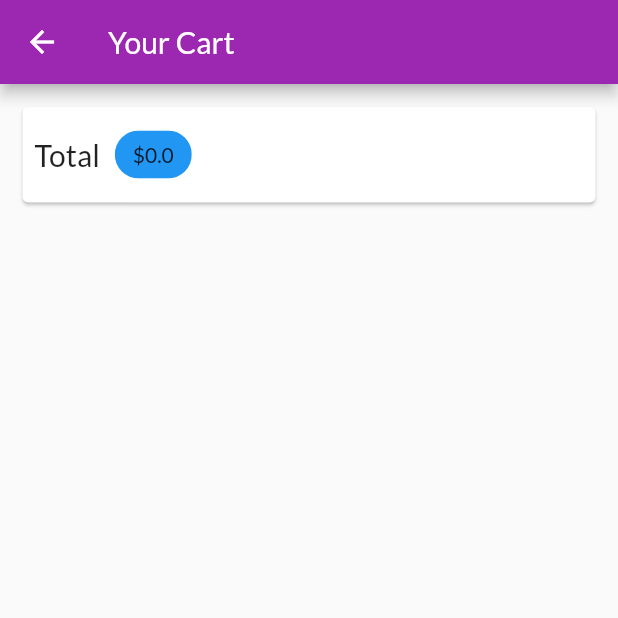
After one commit to Wolfram-180/shop_app, a Flutter app: the CartScreen screen opened by its route, on a phone screen of 412 x 824 dp, the top half of it. The commit adds this screen. Run offline on Flutter 3.47's test engine with Material 2 defaults, Android fonts, the phone set to English and light mode, and no system bars; network calls fail.

Commit message:
cart screen added

```diff
--- a/lib/main.dart
+++ b/lib/main.dart
@@ -3,6 +3,7 @@ import 'package:provider/provider.dart';
 import 'package:shop_app/providers/cart.dart';
 import 'package:shop_app/providers/products.dart';
 
+import 'screens/cart_screen.dart';
 import 'screens/product_detail_screen.dart';
 import 'screens/products_overview_screen.dart';
 
@@ -32,6 +33,7 @@ class MyApp extends StatelessWidget {
         home: ProductsOverviewScreen(),
         routes: {
           ProductDetailScreen.routeName: (ctx) => ProductDetailScreen(),
+          CartScreen.routeName: (ctx) => CartScreen(),
         },
       ),
     );
--- a/lib/providers/cart.dart
+++ b/lib/providers/cart.dart
@@ -23,6 +23,14 @@ class Cart with ChangeNotifier {
 
   int get itemCount {
     return _items.length;
+  }
+
+  double get totalAmount {
+    var total = 0.0;
+    _items.forEach((key, cartItem) {
+      total += cartItem.price * cartItem.quantity;
+    });
+    return total;
   }
 
   void addItem(
--- /dev/null
+++ b/lib/screens/cart_screen.dart
@@ -0,0 +1,40 @@
+import 'package:flutter/material.dart';
+import 'package:provider/provider.dart';
+
+import '../providers/cart.dart';
+
+class CartScreen extends StatelessWidget {
+  const CartScreen({Key? key}) : super(key: key);
+
+  static const routeName = '/cart';
+
+  @override
+  Widget build(BuildContext context) {
+    final cart = Provider.of<Cart>(context);
+    return Scaffold(
+      appBar: AppBar(
+        title: Text('Your Cart'),
+      ),
+      body: Column(
+        children: [
+          Card(
+            margin: EdgeInsets.all(15),
+            child: Padding(
+              padding: EdgeInsets.all(8),
+              child: Row(
+                children: [
+                  Text('Total', style: TextStyle(fontSize: 20)),
+                  SizedBox(width: 10),
+                  Chip(
+                    label: Text('\$${cart.totalAmount}'),
+                    backgroundColor: Theme.of(context).primaryColor,
+                  ),
+                ],
+              ),
+            ),
+          ),
+        ],
+      ),
+    );
+  }
+}
--- a/lib/screens/products_overview_screen.dart
+++ b/lib/screens/products_overview_screen.dart
@@ -4,6 +4,7 @@ import 'package:shop_app/providers/cart.dart';
 import 'package:shop_app/widgets/badge.dart';
 
 import '../widgets/products_grid.dart';
+import 'cart_screen.dart';
 
 enum FilterOptions {
   Favorites,
@@ -58,7 +59,9 @@ class _ProductsOverviewScreenState extends State<ProductsOverviewScreen> {
               icon: Icon(
                 Icons.shopping_cart,
               ),
-              onPressed: () {},
+              onPressed: () {
+                Navigator.of(context).pushNamed(CartScreen.routeName);
+              },
             ),
           ),
         ],
```
